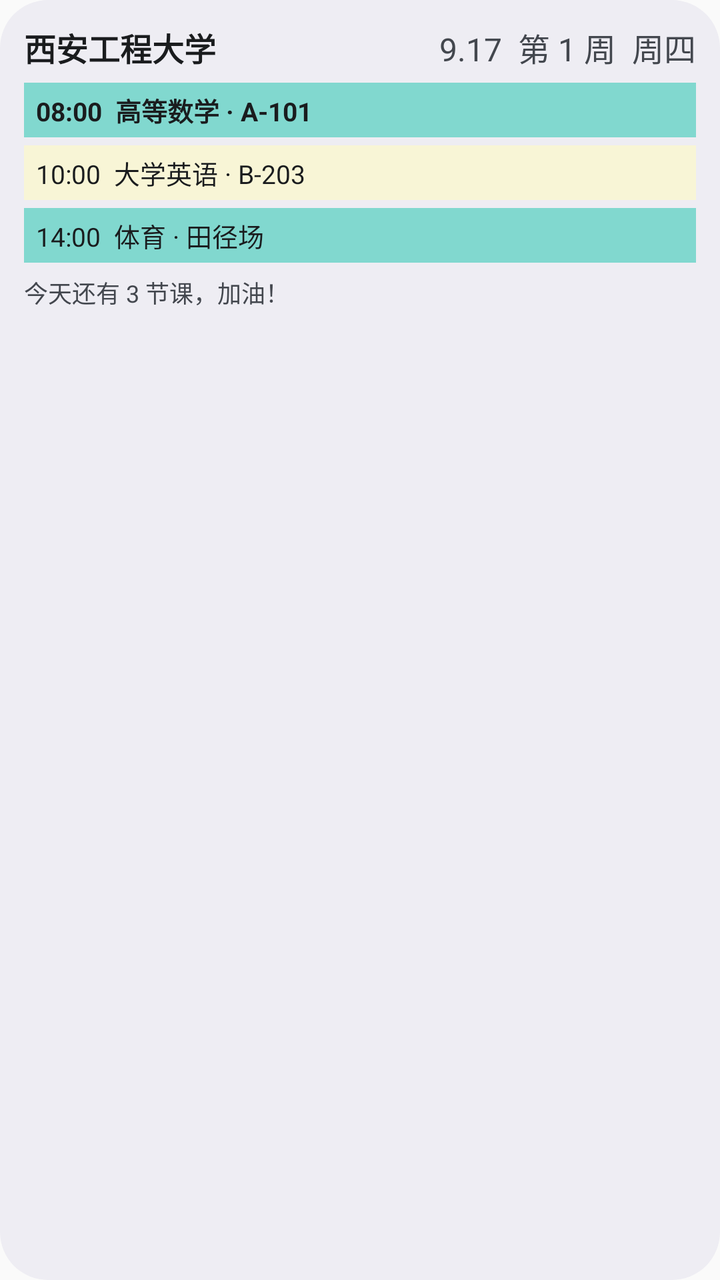
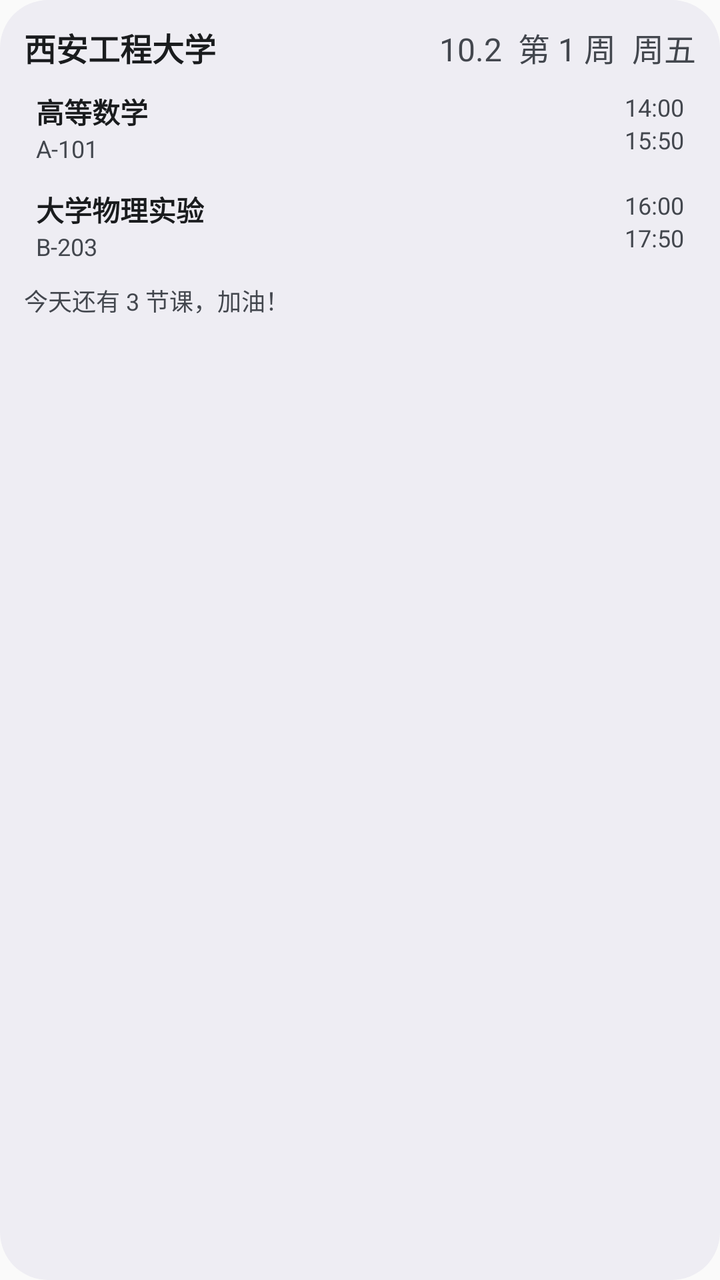

An Android layout rendered at two revisions. The XML below is the earlier revision; the diff shows what the commit changed to produce the second picture.
<!-- AndroidManifest.xml: application theme Theme.XpuTimetable -->
<!-- res/layout/today_widget_preview.xml -->
<?xml version="1.0" encoding="utf-8"?>
<LinearLayout xmlns:android="http://schemas.android.com/apk/res/android"
    android:layout_width="match_parent"
    android:layout_height="match_parent"
    android:orientation="vertical"
    android:background="@drawable/widget_bg_rounded"
    android:padding="12dp">

    <LinearLayout
        android:layout_width="match_parent"
        android:layout_height="wrap_content"
        android:orientation="horizontal"
        android:gravity="center_vertical">

        <TextView
            android:layout_width="wrap_content"
            android:layout_height="wrap_content"
            android:text="西安工程大学"
            android:textColor="#1A1C1E"
            android:textStyle="bold"
            android:textSize="16sp" />

        <View
            android:layout_width="0dp"
            android:layout_height="1dp"
            android:layout_weight="1" />

        <TextView
            android:layout_width="wrap_content"
            android:layout_height="wrap_content"
            android:text="9.17  第 1 周  周四"
            android:textColor="#43474E"
            android:textSize="16sp" />
    </LinearLayout>

    <TextView
        android:layout_width="match_parent"
        android:layout_height="wrap_content"
        android:layout_marginTop="6dp"
        android:paddingLeft="6dp"
        android:paddingRight="6dp"
        android:paddingTop="4dp"
        android:paddingBottom="4dp"
        android:background="#81D8CF"
        android:text="08:00  高等数学 · A-101"
        android:textColor="#1A1C1E"
        android:textStyle="bold"
        android:textSize="13sp" />

    <TextView
        android:layout_width="match_parent"
        android:layout_height="wrap_content"
        android:layout_marginTop="4dp"
        android:paddingLeft="6dp"
        android:paddingRight="6dp"
        android:paddingTop="4dp"
        android:paddingBottom="4dp"
        android:background="#F8F5D6"
        android:text="10:00  大学英语 · B-203"
        android:textColor="#1A1C1E"
        android:textSize="13sp" />

    <TextView
        android:layout_width="match_parent"
        android:layout_height="wrap_content"
        android:layout_marginTop="4dp"
        android:paddingLeft="6dp"
        android:paddingRight="6dp"
        android:paddingTop="4dp"
        android:paddingBottom="4dp"
        android:background="#81D8CF"
        android:text="14:00  体育 · 田径场"
        android:textColor="#1A1C1E"
        android:textSize="13sp" />

    <TextView
        android:layout_width="wrap_content"
        android:layout_height="wrap_content"
        android:layout_marginTop="6dp"
        android:text="今天还有 3 节课，加油！"
        android:textColor="#43474E"
        android:textSize="12sp" />

</LinearLayout>
<!-- resources referenced by this layout -->
<resources>
  <!-- drawable widget_bg_rounded (drawable) -->
  <?xml version="1.0" encoding="utf-8"?>
  <shape xmlns:android="http://schemas.android.com/apk/res/android"
      android:shape="rectangle">
      <solid android:color="#EEEDF3" />
      <corners android:radius="24dp" />
  </shape>
  <style name="Theme.XpuTimetable" parent="android:Theme.Material.Light.NoActionBar" />
</resources>

<!-- the commit's change to res/layout/today_widget_preview.xml (unified diff, before → after) -->
@@ -16,11 +16,11 @@
             android:layout_width="wrap_content"
             android:layout_height="wrap_content"
             android:text="西安工程大学"
-            android:textColor="#1A1C1E"
+            android:textColor="@color/widget_preview_title"
             android:textStyle="bold"
             android:textSize="16sp" />
 
-        <View
+        <TextView
             android:layout_width="0dp"
             android:layout_height="1dp"
             android:layout_weight="1" />
@@ -28,57 +28,129 @@
         <TextView
             android:layout_width="wrap_content"
             android:layout_height="wrap_content"
-            android:text="9.17  第 1 周  周四"
-            android:textColor="#43474E"
+            android:text="10.2  第 1 周  周五"
+            android:textColor="@color/widget_preview_secondary"
             android:textSize="16sp" />
     </LinearLayout>
 
-    <TextView
+    <LinearLayout
         android:layout_width="match_parent"
         android:layout_height="wrap_content"
         android:layout_marginTop="6dp"
+        android:orientation="horizontal"
         android:paddingLeft="6dp"
         android:paddingRight="6dp"
         android:paddingTop="4dp"
-        android:paddingBottom="4dp"
-        android:background="#81D8CF"
-        android:text="08:00  高等数学 · A-101"
-        android:textColor="#1A1C1E"
-        android:textStyle="bold"
-        android:textSize="13sp" />
+        android:paddingBottom="4dp">
 
-    <TextView
+        <LinearLayout
+            android:layout_width="0dp"
+            android:layout_height="wrap_content"
+            android:layout_weight="1"
+            android:orientation="vertical">
+
+            <TextView
+                android:layout_width="wrap_content"
+                android:layout_height="wrap_content"
+                android:maxLines="1"
+                android:text="高等数学"
+                android:textColor="@color/widget_preview_title"
+                android:textStyle="bold"
+                android:textSize="14sp" />
+
+            <TextView
+                android:layout_width="wrap_content"
+                android:layout_height="wrap_content"
+                android:maxLines="1"
+                android:text="A-101"
+                android:textColor="@color/widget_preview_secondary"
+                android:textSize="12sp" />
+        </LinearLayout>
+
+        <LinearLayout
+            android:layout_width="wrap_content"
+            android:layout_height="wrap_content"
+            android:orientation="vertical"
+            android:gravity="end">
+
+            <TextView
+                android:layout_width="wrap_content"
+                android:layout_height="wrap_content"
+                android:text="14:00"
+                android:textColor="@color/widget_preview_secondary"
+                android:textSize="12sp" />
+
+            <TextView
+                android:layout_width="wrap_content"
+                android:layout_height="wrap_content"
+                android:text="15:50"
+                android:textColor="@color/widget_preview_secondary"
+                android:textSize="12sp" />
+        </LinearLayout>
+    </LinearLayout>
+
+    <LinearLayout
         android:layout_width="match_parent"
         android:layout_height="wrap_content"
         android:layout_marginTop="4dp"
+        android:orientation="horizontal"
         android:paddingLeft="6dp"
         android:paddingRight="6dp"
         android:paddingTop="4dp"
-        android:paddingBottom="4dp"
-        android:background="#F8F5D6"
-        android:text="10:00  大学英语 · B-203"
-        android:textColor="#1A1C1E"
-        android:textSize="13sp" />
+        android:paddingBottom="4dp">
 
-    <TextView
-        android:layout_width="match_parent"
-        android:layout_height="wrap_content"
-        android:layout_marginTop="4dp"
-        android:paddingLeft="6dp"
-        android:paddingRight="6dp"
-        android:paddingTop="4dp"
-        android:paddingBottom="4dp"
-        android:background="#81D8CF"
-        android:text="14:00  体育 · 田径场"
-        android:textColor="#1A1C1E"
-        android:textSize="13sp" />
+        <LinearLayout
+            android:layout_width="0dp"
+            android:layout_height="wrap_content"
+            android:layout_weight="1"
+            android:orientation="vertical">
+
+            <TextView
+                android:layout_width="wrap_content"
+                android:layout_height="wrap_content"
+                android:maxLines="1"
+                android:text="大学物理实验"
+                android:textColor="@color/widget_preview_title"
+                android:textStyle="bold"
+                android:textSize="14sp" />
+
+            <TextView
+                android:layout_width="wrap_content"
+                android:layout_height="wrap_content"
+                android:maxLines="1"
+                android:text="B-203"
+                android:textColor="@color/widget_preview_secondary"
+                android:textSize="12sp" />
+        </LinearLayout>
+
+        <LinearLayout
+            android:layout_width="wrap_content"
+            android:layout_height="wrap_content"
+            android:orientation="vertical"
+            android:gravity="end">
+
+            <TextView
+                android:layout_width="wrap_content"
+                android:layout_height="wrap_content"
+                android:text="16:00"
+                android:textColor="@color/widget_preview_secondary"
+                android:textSize="12sp" />
+
+            <TextView
+                android:layout_width="wrap_content"
+                android:layout_height="wrap_content"
+                android:text="17:50"
+                android:textColor="@color/widget_preview_secondary"
+                android:textSize="12sp" />
+        </LinearLayout>
+    </LinearLayout>
 
     <TextView
         android:layout_width="wrap_content"
         android:layout_height="wrap_content"
         android:layout_marginTop="6dp"
         android:text="今天还有 3 节课，加油！"
-        android:textColor="#43474E"
+        android:textColor="@color/widget_preview_secondary"
         android:textSize="12sp" />
 
 </LinearLayout>
<!-- resource entries referenced after the edit -->
@@ -1,5 +1,7 @@
 <!-- resources referenced by this layout -->
 <resources>
+  <color name="widget_preview_secondary">#43474E</color>
+  <color name="widget_preview_title">#1A1C1E</color>
   <!-- drawable widget_bg_rounded (drawable) -->
   <?xml version="1.0" encoding="utf-8"?>
   <shape xmlns:android="http://schemas.android.com/apk/res/android"
